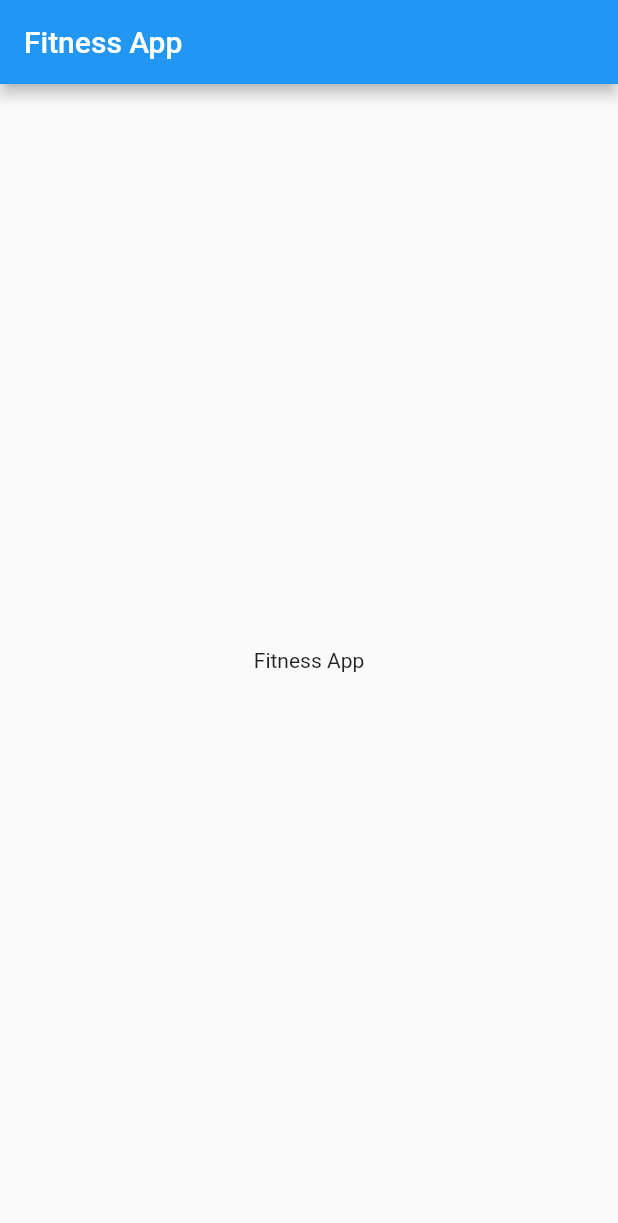
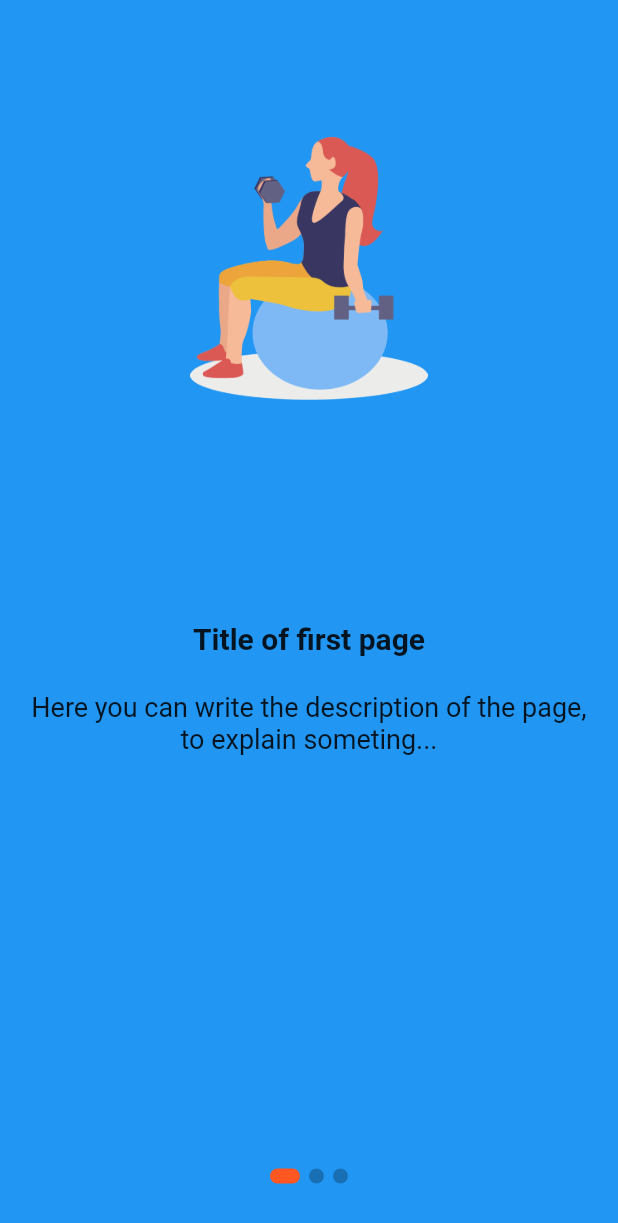
Before and after one commit to EhsanTgv/FitnessApp_Training, a Flutter app: the screen it shows after launch, on a phone screen of 412 x 824 dp. Shown: the top 1223 px of the screen. Run offline on Flutter 3.47's test engine with Material 2 defaults, Android fonts, the phone set to English and light mode, and no system bars; drawn by our look-alikes of introduction_screen.

Commit message:
OnboardingScreen IntroductionScreen first implementation

```diff
--- a/lib/screens/onboarding_screen.dart
+++ b/lib/screens/onboarding_screen.dart
@@ -1,4 +1,5 @@
 import 'package:flutter/material.dart';
+import 'package:introduction_screen/introduction_screen.dart';
 
 class OnboardingScreen extends StatefulWidget {
   @override
@@ -8,14 +9,59 @@ class OnboardingScreen extends StatefulWidget {
 }
 
 class _OnboardingScreenState extends State<OnboardingScreen> {
+  var pages = [
+    PageViewModel(
+      title: "Title of first page",
+      body:
+          "Here you can write the description of the page, to explain someting...",
+      image: Center(child: Image.asset("assets/screen1.png", height: 175.0)),
+      decoration: const PageDecoration(
+        pageColor: Colors.blue,
+      ),
+    ),
+    PageViewModel(
+      title: "Title of first page",
+      body:
+          "Here you can write the description of the page, to explain someting...",
+      image: Center(child: Image.asset("assets/screen2.png", height: 175.0)),
+      decoration: const PageDecoration(
+        pageColor: Colors.blue,
+      ),
+    ),
+    PageViewModel(
+      title: "Title of first page",
+      body:
+          "Here you can write the description of the page, to explain someting...",
+      image: Center(child: Image.asset("assets/screen3.png", height: 175.0)),
+      decoration: const PageDecoration(
+        pageColor: Colors.blue,
+      ),
+    ),
+  ];
+
   @override
   Widget build(BuildContext context) {
     return Scaffold(
-      appBar: AppBar(
-        title: Text("Fitness App"),
-      ),
-      body: Center(
-        child: Text("Fitness App"),
+      body: IntroductionScreen(
+        pages: pages,
+        onDone: () {
+          // When done button is press
+        },
+        onSkip: () {
+          // You can also override onSkip callback
+        },
+        showSkipButton: true,
+        skip: Icon(Icons.skip_next),
+        next: Icon(Icons.arrow_right),
+        done: const Text("Done", style: TextStyle(fontWeight: FontWeight.w600)),
+        dotsDecorator: DotsDecorator(
+            size: const Size.square(10.0),
+            activeSize: const Size(20.0, 10.0),
+            activeColor: Colors.deepOrange,
+            color: Colors.black26,
+            spacing: const EdgeInsets.symmetric(horizontal: 3.0),
+            activeShape: RoundedRectangleBorder(
+                borderRadius: BorderRadius.circular(25.0))),
       ),
     );
   }
```
